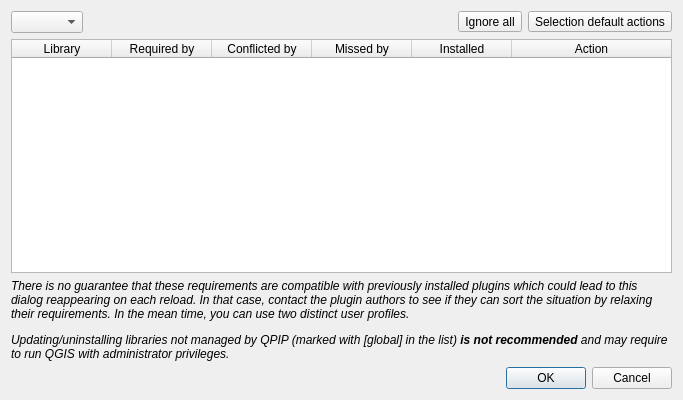
Old version of the form a00_qpip/ui_dialog.ui in the repository opengisch/qpip.
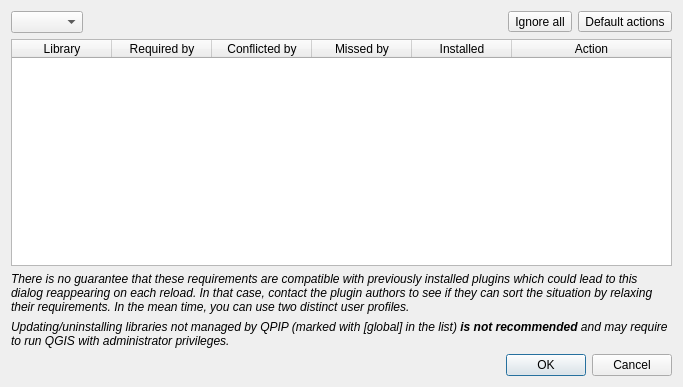
New version of the form.

Patch:
```diff
--- a/a00_qpip/ui_dialog.ui
+++ b/a00_qpip/ui_dialog.ui
@@ -7,7 +7,7 @@
     <x>0</x>
     <y>0</y>
     <width>683</width>
-    <height>400</height>
+    <height>387</height>
    </rect>
   </property>
   <property name="minimumSize">
@@ -48,7 +48,7 @@
      <item>
       <widget class="QToolButton" name="default_button">
        <property name="text">
-        <string>Selection default actions</string>
+        <string>Default actions</string>
        </property>
       </widget>
      </item>
@@ -118,7 +118,20 @@
       <string notr="true">font-style: italic</string>
      </property>
      <property name="text">
-      <string>&lt;html&gt;&lt;head/&gt;&lt;body&gt;&lt;p&gt;There is no guarantee that these requirements are compatible with previously installed plugins which could lead to this dialog reappearing on each reload. In that case, contact the plugin authors to see if they can sort the situation by relaxing their requirements. In the mean time, you can use two distinct user profiles.&lt;/p&gt;&lt;p&gt;Updating/uninstalling libraries not managed by QPIP (marked with [global] in the list) &lt;span style=&quot; font-weight:600;&quot;&gt;is not recommended&lt;/span&gt; and may require to run QGIS with administrator privileges.&lt;/p&gt;&lt;/body&gt;&lt;/html&gt;</string>
+      <string>&lt;html&gt;&lt;head/&gt;&lt;body&gt;&lt;p&gt;There is no guarantee that these requirements are compatible with previously installed plugins which could lead to this dialog reappearing on each reload. In that case, contact the plugin authors to see if they can sort the situation by relaxing their requirements. In the mean time, you can use two distinct user profiles.&lt;/p&gt;&lt;/body&gt;&lt;/html&gt;</string>
+     </property>
+     <property name="wordWrap">
+      <bool>true</bool>
+     </property>
+    </widget>
+   </item>
+   <item>
+    <widget class="QLabel" name="disclaimer_b_label">
+     <property name="styleSheet">
+      <string notr="true">font-style: italic</string>
+     </property>
+     <property name="text">
+      <string>&lt;html&gt;&lt;head/&gt;&lt;body&gt;&lt;p&gt;Updating/uninstalling libraries not managed by QPIP (marked with [global] in the list) &lt;span style=&quot; font-weight:600;&quot;&gt;is not recommended&lt;/span&gt; and may require to run QGIS with administrator privileges.&lt;/p&gt;&lt;/body&gt;&lt;/html&gt;</string>
      </property>
      <property name="wordWrap">
       <bool>true</bool>
```
Left out of the diff: 5 changed lines with no effect on the pictures.
